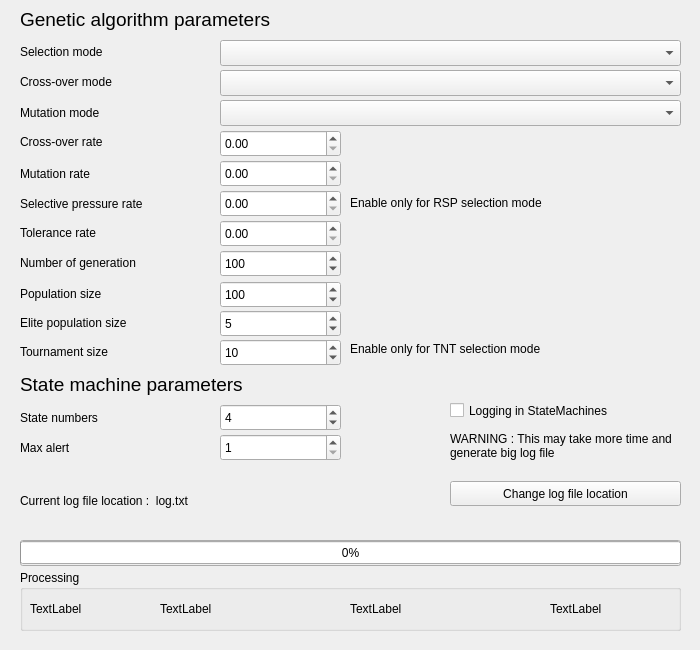
Old version of the form MegaMachineEvolution/GUI/parameterwindow.ui in the repository IxSysTech/heigvd-pro-b-13.
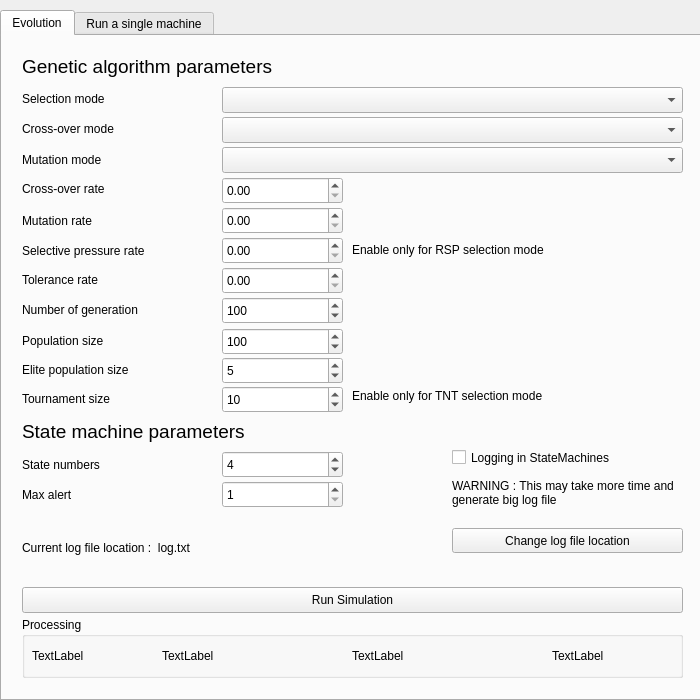
New version of the form. The open tabs and pages were chosen to show the change.

Commit message: Run a signle machine

```diff
--- a/MegaMachineEvolution/GUI/parameterwindow.ui
+++ b/MegaMachineEvolution/GUI/parameterwindow.ui
@@ -7,30 +7,161 @@
     <x>0</x>
     <y>0</y>
     <width>700</width>
-    <height>650</height>
+    <height>700</height>
    </rect>
   </property>
   <property name="minimumSize">
    <size>
     <width>700</width>
-    <height>650</height>
+    <height>700</height>
    </size>
   </property>
   <property name="maximumSize">
    <size>
     <width>700</width>
-    <height>650</height>
+    <height>700</height>
    </size>
   </property>
   <property name="windowTitle">
    <string>Mega Machine Evolution - Parameters</string>
   </property>
   <widget class="QWidget" name="centralwidget">
+   <widget class="QTabWidget" name="tabWidget">
+    <property name="geometry">
+     <rect>
+      <x>0</x>
+      <y>10</y>
+      <width>701</width>
+      <height>691</height>
+     </rect>
+    </property>
+    <property name="currentIndex">
+     <number>1</number>
+    </property>
+    <widget class="QWidget" name="Evolution">
+     <attribute name="title">
+      <string>Evolution</string>
+     </attribute>
+     <widget class="QDoubleSpinBox" name="dsbSpRate">
+      <property name="geometry">
+       <rect>
+        <x>220</x>
+        <y>201</y>
+        <width>121</width>
+        <height>27</height>
+       </rect>
+      </property>
+     </widget>
+     <widget class="QLabel" name="label_15">
+      <property name="geometry">
+       <rect>
+        <x>20</x>
+        <y>325</y>
+        <width>191</width>
+        <height>18</height>
+       </rect>
+      </property>
+      <property name="text">
+       <string>Elite population size</string>
+      </property>
+     </widget>
+     <widget class="QDoubleSpinBox" name="dsbMutationRate">
+      <property name="geometry">
+       <rect>
+        <x>220</x>
+        <y>171</y>
+        <width>121</width>
+        <height>27</height>
+       </rect>
+      </property>
+      <property name="maximum">
+       <double>1.000000000000000</double>
+      </property>
+      <property name="singleStep">
+       <double>0.100000000000000</double>
+      </property>
+     </widget>
+     <widget class="QPushButton" name="browseLog">
+      <property name="geometry">
+       <rect>
+        <x>450</x>
+        <y>492</y>
+        <width>231</width>
+        <height>25</height>
+       </rect>
+      </property>
+      <property name="text">
+       <string>Change log file location</string>
+      </property>
+     </widget>
+     <widget class="QLabel" name="label_5">
+      <property name="geometry">
+       <rect>
+        <x>20</x>
+        <y>380</y>
+        <width>351</width>
+        <height>31</height>
+       </rect>
+      </property>
+      <property name="font">
+       <font>
+        <pointsize>14</pointsize>
+       </font>
+      </property>
+      <property name="text">
+       <string>State machine parameters</string>
+      </property>
+     </widget>
+     <widget class="QSpinBox" name="sbGenerationNumber">
+      <property name="geometry">
+       <rect>
+        <x>220</x>
+        <y>261</y>
+        <width>121</width>
+        <height>27</height>
+       </rect>
+      </property>
+      <property name="minimum">
+       <number>1</number>
+      </property>
+      <property name="maximum">
+       <number>1000</number>
+      </property>
+      <property name="value">
+       <number>100</number>
+      </property>
+     </widget>
+     <widget class="QLabel" name="label_18">
+      <property name="geometry">
+       <rect>
+        <x>350</x>
+        <y>351</y>
+        <width>331</width>
+        <height>18</height>
+       </rect>
+      </property>
+      <property name="text">
+       <string>Enable only for TNT selection mode</string>
+      </property>
+     </widget>
+     <widget class="QProgressBar" name="pgbGeneration">
+      <property name="geometry">
+       <rect>
+        <x>20</x>
+        <y>552</y>
+        <width>661</width>
+        <height>23</height>
+       </rect>
+      </property>
+      <property name="value">
+       <number>0</number>
+      </property>
+     </widget>
    <widget class="QLabel" name="label">
     <property name="geometry">
      <rect>
       <x>20</x>
-      <y>4</y>
+        <y>15</y>
       <width>351</width>
       <height>31</height>
      </rect>
@@ -44,76 +175,37 @@
      <string>Genetic algorithm parameters</string>
     </property>
    </widget>
-   <widget class="QLabel" name="label_2">
+     <widget class="QPushButton" name="btnRun">
     <property name="geometry">
      <rect>
       <x>20</x>
-      <y>43</y>
-      <width>191</width>
-      <height>18</height>
+        <y>551</y>
+        <width>661</width>
+        <height>26</height>
      </rect>
     </property>
     <property name="text">
-     <string>Selection mode</string>
-    </property>
-   </widget>
-   <widget class="QLabel" name="label_3">
+       <string>Run Simulation</string>
+      </property>
+     </widget>
+     <widget class="QLabel" name="label_14">
     <property name="geometry">
      <rect>
-      <x>20</x>
-      <y>73</y>
-      <width>191</width>
+        <x>350</x>
+        <y>205</y>
+        <width>331</width>
       <height>18</height>
      </rect>
     </property>
     <property name="text">
-     <string>Cross-over mode</string>
-    </property>
-   </widget>
-   <widget class="QLabel" name="label_4">
-    <property name="geometry">
-     <rect>
-      <x>20</x>
-      <y>104</y>
-      <width>191</width>
-      <height>18</height>
-     </rect>
-    </property>
-    <property name="text">
-     <string>Mutation mode</string>
-    </property>
-   </widget>
-   <widget class="QLabel" name="label_6">
-    <property name="geometry">
-     <rect>
-      <x>20</x>
-      <y>133</y>
-      <width>191</width>
-      <height>18</height>
-     </rect>
-    </property>
-    <property name="text">
-     <string>Cross-over rate</string>
-    </property>
-   </widget>
-   <widget class="QLabel" name="label_7">
-    <property name="geometry">
-     <rect>
-      <x>20</x>
-      <y>195</y>
-      <width>191</width>
-      <height>18</height>
-     </rect>
-    </property>
-    <property name="text">
-     <string>Selective pressure rate</string>
+       <string>Enable only for RSP selection mode</string>
     </property>
    </widget>
    <widget class="QLabel" name="label_8">
     <property name="geometry">
      <rect>
       <x>20</x>
-      <y>165</y>
+        <y>176</y>
       <width>191</width>
       <height>18</height>
      </rect>
@@ -122,137 +214,47 @@
      <string>Mutation rate</string>
     </property>
    </widget>
-   <widget class="QLabel" name="label_9">
+     <widget class="QLabel" name="label_2">
     <property name="geometry">
      <rect>
       <x>20</x>
-      <y>224</y>
+        <y>54</y>
       <width>191</width>
       <height>18</height>
      </rect>
     </property>
     <property name="text">
-     <string>Tolerance rate</string>
+       <string>Selection mode</string>
+      </property>
+     </widget>
+     <widget class="QLabel" name="label_13">
+      <property name="geometry">
+       <rect>
+        <x>20</x>
+        <y>296</y>
+        <width>191</width>
+        <height>18</height>
+       </rect>
+      </property>
+      <property name="text">
+       <string>Population size</string>
     </property>
    </widget>
    <widget class="QComboBox" name="cmbSelectionMode">
     <property name="geometry">
      <rect>
       <x>220</x>
-      <y>40</y>
+        <y>51</y>
       <width>461</width>
       <height>26</height>
      </rect>
     </property>
    </widget>
-   <widget class="QComboBox" name="cmbCrossOverMode">
-    <property name="geometry">
-     <rect>
-      <x>220</x>
-      <y>70</y>
-      <width>461</width>
-      <height>26</height>
-     </rect>
-    </property>
-   </widget>
-   <widget class="QComboBox" name="cmbMutationMode">
-    <property name="geometry">
-     <rect>
-      <x>220</x>
-      <y>100</y>
-      <width>461</width>
-      <height>26</height>
-     </rect>
-    </property>
-   </widget>
-   <widget class="QDoubleSpinBox" name="dsbCrossOverRate">
-    <property name="geometry">
-     <rect>
-      <x>220</x>
-      <y>130</y>
-      <width>121</width>
-      <height>27</height>
-     </rect>
-    </property>
-    <property name="maximum">
-     <double>1.000000000000000</double>
-    </property>
-    <property name="singleStep">
-     <double>0.100000000000000</double>
-    </property>
-   </widget>
-   <widget class="QDoubleSpinBox" name="dsbMutationRate">
-    <property name="geometry">
-     <rect>
-      <x>220</x>
-      <y>160</y>
-      <width>121</width>
-      <height>27</height>
-     </rect>
-    </property>
-    <property name="maximum">
-     <double>1.000000000000000</double>
-    </property>
-    <property name="singleStep">
-     <double>0.100000000000000</double>
-    </property>
-   </widget>
-   <widget class="QDoubleSpinBox" name="dsbSpRate">
-    <property name="geometry">
-     <rect>
-      <x>220</x>
-      <y>190</y>
-      <width>121</width>
-      <height>27</height>
-     </rect>
-    </property>
-   </widget>
-   <widget class="QDoubleSpinBox" name="dsbToleranceRate">
-    <property name="geometry">
-     <rect>
-      <x>220</x>
-      <y>220</y>
-      <width>121</width>
-      <height>27</height>
-     </rect>
-    </property>
-   </widget>
-   <widget class="QLabel" name="label_5">
-    <property name="geometry">
-     <rect>
-      <x>20</x>
-      <y>369</y>
-      <width>351</width>
-      <height>31</height>
-     </rect>
-    </property>
-    <property name="font">
-     <font>
-      <pointsize>14</pointsize>
-     </font>
-    </property>
-    <property name="text">
-     <string>State machine parameters</string>
-    </property>
-   </widget>
-   <widget class="QLabel" name="label_10">
-    <property name="geometry">
-     <rect>
-      <x>20</x>
-      <y>409</y>
-      <width>191</width>
-      <height>18</height>
-     </rect>
-    </property>
-    <property name="text">
-     <string>State numbers</string>
-    </property>
-   </widget>
    <widget class="QSpinBox" name="sbStateNumbers">
     <property name="geometry">
      <rect>
       <x>220</x>
-      <y>404</y>
+        <y>415</y>
       <width>121</width>
       <height>27</height>
      </rect>
@@ -264,88 +266,50 @@
      <number>4</number>
     </property>
    </widget>
-   <widget class="QPushButton" name="btnRun">
+     <widget class="QLabel" name="lblLogFile">
     <property name="geometry">
      <rect>
       <x>20</x>
-      <y>540</y>
-      <width>661</width>
+        <y>481</y>
+        <width>421</width>
+        <height>61</height>
+       </rect>
+      </property>
+      <property name="text">
+       <string>Current log file location :  log.txt</string>
+      </property>
+      <property name="wordWrap">
+       <bool>true</bool>
+      </property>
+     </widget>
+     <widget class="QComboBox" name="cmbMutationMode">
+      <property name="geometry">
+       <rect>
+        <x>220</x>
+        <y>111</y>
+        <width>461</width>
       <height>26</height>
      </rect>
     </property>
-    <property name="text">
-     <string>Run Simulation</string>
-    </property>
-   </widget>
-   <widget class="QSpinBox" name="sbGenerationNumber">
+     </widget>
+     <widget class="QLabel" name="label_17">
     <property name="geometry">
      <rect>
-      <x>220</x>
-      <y>250</y>
-      <width>121</width>
-      <height>27</height>
-     </rect>
-    </property>
-    <property name="minimum">
-     <number>1</number>
-    </property>
-    <property name="maximum">
-     <number>1000</number>
-    </property>
-    <property name="value">
-     <number>100</number>
-    </property>
-   </widget>
-   <widget class="QLabel" name="label_11">
-    <property name="geometry">
-     <rect>
       <x>20</x>
-      <y>254</y>
+        <y>354</y>
       <width>191</width>
       <height>18</height>
      </rect>
     </property>
     <property name="text">
-     <string>Number of generation</string>
-    </property>
-   </widget>
-   <widget class="QLabel" name="label_13">
-    <property name="geometry">
-     <rect>
-      <x>20</x>
-      <y>285</y>
-      <width>191</width>
-      <height>18</height>
-     </rect>
-    </property>
-    <property name="text">
-     <string>Population size</string>
-    </property>
-   </widget>
-   <widget class="QSpinBox" name="sbPopulationSize">
-    <property name="geometry">
-     <rect>
-      <x>220</x>
-      <y>281</y>
-      <width>121</width>
-      <height>27</height>
-     </rect>
-    </property>
-    <property name="minimum">
-     <number>1</number>
-    </property>
-    <property name="maximum">
-     <number>1000</number>
-    </property>
-    <property name="value">
-     <number>100</number>
+       <string>Tournament size</string>
     </property>
    </widget>
    <widget class="QLabel" name="label_12">
     <property name="geometry">
      <rect>
       <x>20</x>
-      <y>439</y>
+        <y>450</y>
       <width>191</width>
       <height>18</height>
      </rect>
@@ -354,11 +318,24 @@
      <string>Max alert</string>
     </property>
    </widget>
+     <widget class="QCheckBox" name="cbLogMachines">
+      <property name="geometry">
+       <rect>
+        <x>450</x>
+        <y>411</y>
+        <width>231</width>
+        <height>21</height>
+       </rect>
+      </property>
+      <property name="text">
+       <string>Logging in StateMachines</string>
+      </property>
+     </widget>
    <widget class="QSpinBox" name="sbMaxAlert">
     <property name="geometry">
      <rect>
       <x>220</x>
-      <y>434</y>
+        <y>445</y>
       <width>121</width>
       <height>27</height>
      </rect>
@@ -373,37 +350,156 @@
      <number>1</number>
     </property>
    </widget>
-   <widget class="QProgressBar" name="pgbGeneration">
+     <widget class="QLabel" name="label_9">
     <property name="geometry">
      <rect>
       <x>20</x>
-      <y>541</y>
-      <width>661</width>
-      <height>23</height>
-     </rect>
-    </property>
+        <y>235</y>
+        <width>191</width>
+        <height>18</height>
+       </rect>
+      </property>
+      <property name="text">
+       <string>Tolerance rate</string>
+      </property>
+     </widget>
+     <widget class="QDoubleSpinBox" name="dsbCrossOverRate">
+      <property name="geometry">
+       <rect>
+        <x>220</x>
+        <y>141</y>
+        <width>121</width>
+        <height>27</height>
+       </rect>
+      </property>
+      <property name="maximum">
+       <double>1.000000000000000</double>
+      </property>
+      <property name="singleStep">
+       <double>0.100000000000000</double>
+      </property>
+     </widget>
+     <widget class="QComboBox" name="cmbCrossOverMode">
+      <property name="geometry">
+       <rect>
+        <x>220</x>
+        <y>81</y>
+        <width>461</width>
+        <height>26</height>
+       </rect>
+      </property>
+     </widget>
+     <widget class="QSpinBox" name="sbTournamentSize">
+      <property name="geometry">
+       <rect>
+        <x>220</x>
+        <y>350</y>
+        <width>121</width>
+        <height>27</height>
+       </rect>
+      </property>
+      <property name="minimum">
+       <number>1</number>
+      </property>
+      <property name="maximum">
+       <number>1000</number>
+      </property>
     <property name="value">
-     <number>0</number>
-    </property>
-   </widget>
-   <widget class="QLabel" name="label_14">
+       <number>10</number>
+      </property>
+     </widget>
+     <widget class="QLabel" name="label_16">
     <property name="geometry">
      <rect>
-      <x>350</x>
-      <y>194</y>
-      <width>331</width>
+        <x>450</x>
+        <y>441</y>
+        <width>231</width>
+        <height>31</height>
+       </rect>
+      </property>
+      <property name="text">
+       <string>WARNING : This may take more time and generate big log file</string>
+      </property>
+      <property name="scaledContents">
+       <bool>false</bool>
+      </property>
+      <property name="wordWrap">
+       <bool>true</bool>
+      </property>
+     </widget>
+     <widget class="QLabel" name="label_10">
+      <property name="geometry">
+       <rect>
+        <x>20</x>
+        <y>420</y>
+        <width>191</width>
       <height>18</height>
      </rect>
     </property>
     <property name="text">
-     <string>Enable only for RSP selection mode</string>
+       <string>State numbers</string>
+      </property>
+     </widget>
+     <widget class="QDoubleSpinBox" name="dsbToleranceRate">
+      <property name="geometry">
+       <rect>
+        <x>220</x>
+        <y>231</y>
+        <width>121</width>
+        <height>27</height>
+       </rect>
+      </property>
+     </widget>
+     <widget class="QSpinBox" name="sbPopulationSize">
+      <property name="geometry">
+       <rect>
+        <x>220</x>
+        <y>292</y>
+        <width>121</width>
+        <height>27</height>
+       </rect>
+      </property>
+      <property name="minimum">
+       <number>1</number>
+      </property>
+      <property name="maximum">
+       <number>1000</number>
+      </property>
+      <property name="value">
+       <number>100</number>
+      </property>
+     </widget>
+     <widget class="QLabel" name="label_7">
+      <property name="geometry">
+       <rect>
+        <x>20</x>
+        <y>206</y>
+        <width>191</width>
+        <height>18</height>
+       </rect>
+      </property>
+      <property name="text">
+       <string>Selective pressure rate</string>
+      </property>
+     </widget>
+     <widget class="QLabel" name="label_6">
+      <property name="geometry">
+       <rect>
+        <x>20</x>
+        <y>144</y>
+        <width>191</width>
+        <height>18</height>
+       </rect>
+      </property>
+      <property name="text">
+       <string>Cross-over rate</string>
     </property>
    </widget>
    <widget class="QSpinBox" name="sbElitePopulationSize">
     <property name="geometry">
      <rect>
       <x>220</x>
-      <y>310</y>
+        <y>321</y>
       <width>121</width>
       <height>27</height>
      </rect>
@@ -418,56 +514,50 @@
      <number>5</number>
     </property>
    </widget>
-   <widget class="QLabel" name="label_15">
+     <widget class="QLabel" name="label_3">
     <property name="geometry">
      <rect>
       <x>20</x>
-      <y>314</y>
+        <y>84</y>
       <width>191</width>
       <height>18</height>
      </rect>
     </property>
     <property name="text">
-     <string>Elite population size</string>
-    </property>
-   </widget>
-   <widget class="QCheckBox" name="cbLogMachines">
+       <string>Cross-over mode</string>
+      </property>
+     </widget>
+     <widget class="QLabel" name="label_4">
     <property name="geometry">
      <rect>
-      <x>450</x>
-      <y>400</y>
-      <width>231</width>
-      <height>21</height>
+        <x>20</x>
+        <y>115</y>
+        <width>191</width>
+        <height>18</height>
      </rect>
     </property>
     <property name="text">
-     <string>Logging in StateMachines</string>
-    </property>
-   </widget>
-   <widget class="QLabel" name="label_16">
+       <string>Mutation mode</string>
+      </property>
+     </widget>
+     <widget class="QLabel" name="label_11">
     <property name="geometry">
      <rect>
-      <x>450</x>
-      <y>430</y>
-      <width>231</width>
-      <height>31</height>
+        <x>20</x>
+        <y>265</y>
+        <width>191</width>
+        <height>18</height>
      </rect>
     </property>
     <property name="text">
-     <string>WARNING : This may take more time and generate big log file</string>
-    </property>
-    <property name="scaledContents">
-     <bool>false</bool>
-    </property>
-    <property name="wordWrap">
-     <bool>true</bool>
+       <string>Number of generation</string>
     </property>
    </widget>
    <widget class="QGroupBox" name="LiveState">
     <property name="geometry">
      <rect>
       <x>20</x>
-      <y>570</y>
+        <y>581</y>
       <width>661</width>
       <height>61</height>
      </rect>
@@ -528,11 +618,16 @@
      </property>
     </widget>
    </widget>
-   <widget class="QLabel" name="lblLogFile">
+    </widget>
+    <widget class="QWidget" name="Machine">
+     <attribute name="title">
+      <string>Run a single machine</string>
+     </attribute>
+     <widget class="QLabel" name="lblLogFile_2">
     <property name="geometry">
      <rect>
       <x>20</x>
-      <y>470</y>
+        <y>477</y>
       <width>421</width>
       <height>61</height>
      </rect>
@@ -544,11 +639,43 @@
      <bool>true</bool>
     </property>
    </widget>
-   <widget class="QPushButton" name="browseLog">
+     <widget class="QPushButton" name="btnRunMachine">
     <property name="geometry">
      <rect>
+        <x>20</x>
+        <y>547</y>
+        <width>661</width>
+        <height>26</height>
+       </rect>
+      </property>
+      <property name="text">
+       <string>Run Simulation</string>
+      </property>
+     </widget>
+     <widget class="QLabel" name="label_25">
+      <property name="geometry">
+       <rect>
       <x>450</x>
-      <y>481</y>
+        <y>437</y>
+        <width>231</width>
+        <height>31</height>
+       </rect>
+      </property>
+      <property name="text">
+       <string>WARNING : This may take more time and generate big log file</string>
+      </property>
+      <property name="scaledContents">
+       <bool>false</bool>
+      </property>
+      <property name="wordWrap">
+       <bool>true</bool>
+      </property>
+     </widget>
+     <widget class="QPushButton" name="browseLog_2">
+      <property name="geometry">
+       <rect>
+        <x>450</x>
+        <y>488</y>
       <width>231</width>
       <height>25</height>
      </rect>
@@ -557,50 +684,62 @@
      <string>Change log file location</string>
     </property>
    </widget>
-   <widget class="QSpinBox" name="sbTournamentSize">
+     <widget class="QCheckBox" name="cbLogMachines_2">
     <property name="geometry">
      <rect>
-      <x>220</x>
-      <y>339</y>
-      <width>121</width>
-      <height>27</height>
-     </rect>
-    </property>
-    <property name="minimum">
-     <number>1</number>
-    </property>
-    <property name="maximum">
-     <number>1000</number>
-    </property>
-    <property name="value">
-     <number>10</number>
-    </property>
-   </widget>
-   <widget class="QLabel" name="label_17">
+        <x>450</x>
+        <y>407</y>
+        <width>231</width>
+        <height>21</height>
+       </rect>
+      </property>
+      <property name="text">
+       <string>Logging in StateMachines</string>
+      </property>
+     </widget>
+     <widget class="QPushButton" name="btnSelectMachine">
+      <property name="geometry">
+       <rect>
+        <x>510</x>
+        <y>40</y>
+        <width>171</width>
+        <height>32</height>
+       </rect>
+      </property>
+      <property name="text">
+       <string>Select a machine</string>
+      </property>
+     </widget>
+     <widget class="QLabel" name="lblMachineFile">
     <property name="geometry">
      <rect>
       <x>20</x>
-      <y>343</y>
-      <width>191</width>
-      <height>18</height>
+        <y>20</y>
+        <width>421</width>
+        <height>61</height>
      </rect>
     </property>
     <property name="text">
-     <string>Tournament size</string>
-    </property>
-   </widget>
-   <widget class="QLabel" name="label_18">
+       <string>Current machine file location :  </string>
+      </property>
+      <property name="wordWrap">
+       <bool>true</bool>
+      </property>
+     </widget>
+     <widget class="QGroupBox" name="groupBox">
     <property name="geometry">
      <rect>
-      <x>350</x>
-      <y>340</y>
-      <width>331</width>
-      <height>18</height>
-     </rect>
-    </property>
-    <property name="text">
-     <string>Enable only for TNT selection mode</string>
-    </property>
+        <x>20</x>
+        <y>90</y>
+        <width>661</width>
+        <height>311</height>
+       </rect>
+      </property>
+      <property name="title">
+       <string>Machine info</string>
+      </property>
+     </widget>
+    </widget>
    </widget>
   </widget>
   <action name="actionLog_file_location">
```
Lines whose indentation alone changed are shown as unchanged. The commit also changes 4 other files.
